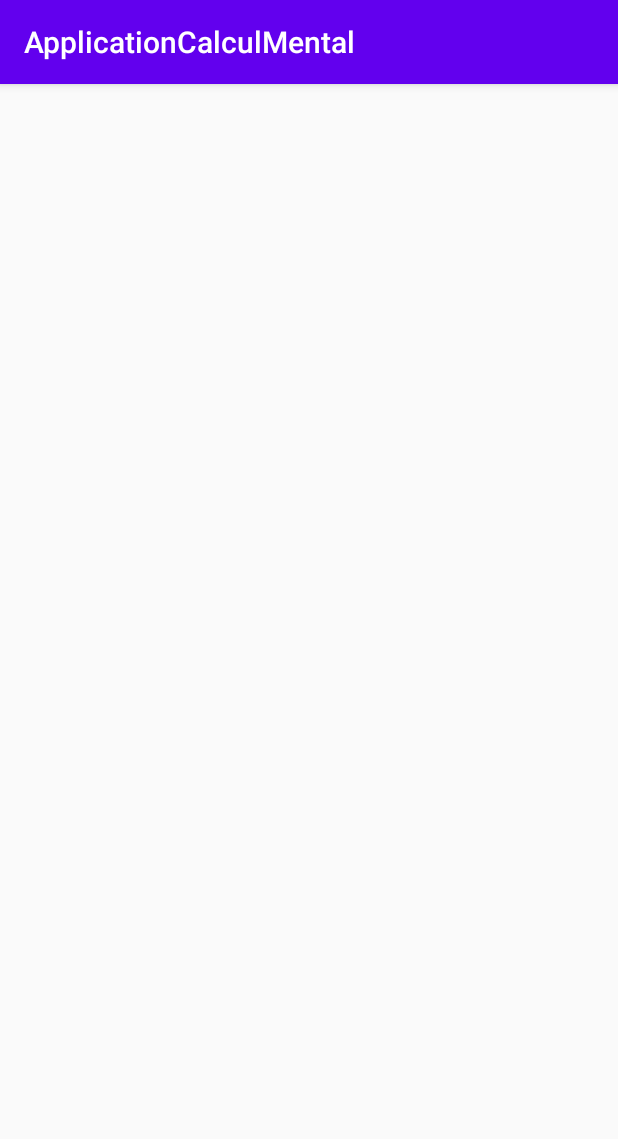
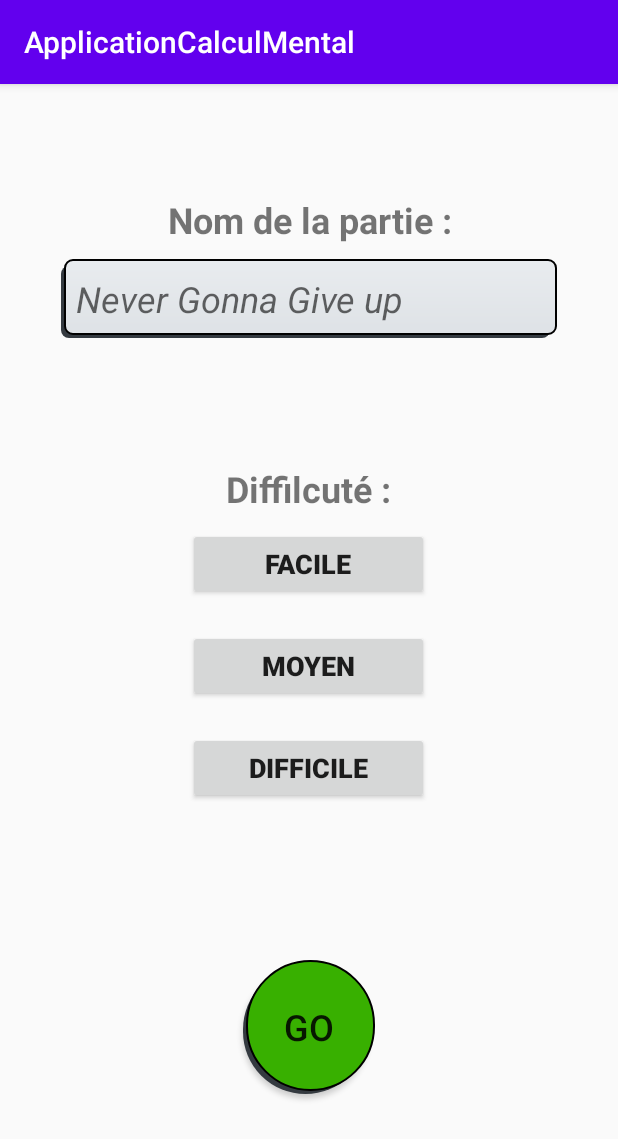
Before and after one commit to ETS-Android2/ProjetAndroidApplication, an Android app: the NewGameActivity screen opened directly, with no data from a screen before it, on a phone screen of 412 x 824 dp. Shown: the top 1139 px of the screen. Run offline under Robolectric (Android 15) with nearby library versions, the phone set to English and light mode, and no system bars.

Commit message:
Page Home et début Page Nouvelle Partie ( sans menu )

```diff
--- /dev/null
+++ b/CodeProjet/app/src/main/res/drawable/launch_game_btn.xml
@@ -0,0 +1,19 @@
+<?xml version="1.0" encoding="utf-8"?>
+<layer-list xmlns:android="http://schemas.android.com/apk/res/android">
+    <item android:right="5dp" android:top="5dp">
+        <shape>
+            <corners android:radius="45dp" />
+            <solid android:color="#343a40" />
+        </shape>
+    </item>
+    <item android:bottom="2dp" android:left="2dp">
+        <shape>
+            <gradient android:angle="270"
+                android:endColor="#38b000" android:startColor="#38b000" />
+            <stroke android:width="1dp" android:color="@color/black" />
+            <corners android:radius="45dp" />
+            <padding android:bottom="10dp" android:left="10dp"
+                android:right="10dp" android:top="10dp" />
+        </shape>
+    </item>
+</layer-list>
--- /dev/null
+++ b/CodeProjet/app/src/main/res/drawable/newgame_edit_text.xml
@@ -0,0 +1,19 @@
+<?xml version="1.0" encoding="utf-8"?>
+<layer-list xmlns:android="http://schemas.android.com/apk/res/android">
+    <item android:right="5dp" android:top="5dp">
+        <shape>
+            <corners android:radius="5dp" />
+            <solid android:color="#343a40" />
+        </shape>
+    </item>
+    <item android:bottom="2dp" android:left="2dp">
+        <shape>
+            <gradient android:angle="270"
+                android:endColor="#dee2e6" android:startColor="#e9ecef" />
+            <stroke android:width="1dp" android:color="@color/black" />
+            <corners android:radius="5dp" />
+            <padding android:bottom="10dp" android:left="10dp"
+                android:right="10dp" android:top="10dp" />
+        </shape>
+    </item>
+</layer-list>
--- a/CodeProjet/app/src/main/res/layout/activity_new_game.xml
+++ b/CodeProjet/app/src/main/res/layout/activity_new_game.xml
@@ -6,4 +6,159 @@
     android:layout_height="match_parent"
     tools:context=".NewGameActivity">
 
+    <LinearLayout
+        android:layout_width="match_parent"
+        android:layout_height="match_parent"
+        android:orientation="vertical">
+
+        <Space
+            android:layout_width="match_parent"
+            android:layout_height="wrap_content"
+            android:layout_weight="2"/>
+
+        <LinearLayout
+            android:layout_width="match_parent"
+            android:layout_height="wrap_content"
+            android:orientation="horizontal">
+
+            <Space
+                android:layout_width="wrap_content"
+                android:layout_height="match_parent"
+                android:layout_weight="1"/>
+
+            <LinearLayout
+                android:layout_width="wrap_content"
+                android:layout_height="match_parent"
+                android:layout_weight="3"
+                android:orientation="vertical">
+
+                <TextView
+                    android:layout_width="match_parent"
+                    android:layout_height="wrap_content"
+                    android:text="Nom de la partie :"
+                    android:textStyle="bold"
+                    android:textSize="24sp"
+                    android:gravity="center"/>
+
+                <EditText
+                    android:layout_width="match_parent"
+                    android:layout_height="wrap_content"
+                    android:hint="Never Gonna Give up"
+                    android:textSize="24sp"
+                    android:textStyle="italic"
+                    android:background="@drawable/newgame_edit_text"
+                    android:layout_margin="10dp"/>
+
+            </LinearLayout>
+
+            <Space
+                android:layout_width="wrap_content"
+                android:layout_height="match_parent"
+                android:layout_weight="1"/>
+
+        </LinearLayout>
+
+        <Space
+            android:layout_width="match_parent"
+            android:layout_height="wrap_content"
+            android:layout_weight="2"/>
+
+        <LinearLayout
+            android:layout_width="match_parent"
+            android:layout_height="wrap_content"
+            android:orientation="horizontal">
+
+            <Space
+                android:layout_width="wrap_content"
+                android:layout_height="match_parent"
+                android:layout_weight="2"/>
+
+            <LinearLayout
+                android:layout_width="wrap_content"
+                android:layout_height="match_parent"
+                android:layout_weight="1"
+                android:orientation="vertical">
+
+                <TextView
+                    android:layout_width="match_parent"
+                    android:layout_height="wrap_content"
+                    android:text="Diffilcuté :"
+                    android:textStyle="bold"
+                    android:textSize="24sp"
+                    android:gravity="center"/>
+
+                <Button
+                    android:layout_width="match_parent"
+                    android:layout_height="wrap_content"
+                    android:layout_weight="1"
+                    android:layout_margin="10dp"
+                    android:text="Facile"
+                    android:textStyle="bold"
+                    android:textSize="18sp"/>
+
+                <Button
+                    android:layout_width="match_parent"
+                    android:layout_height="wrap_content"
+                    android:layout_weight="1"
+                    android:layout_margin="10dp"
+                    android:text="Moyen"
+                    android:textStyle="bold"
+                    android:textSize="18sp"/>
+
+                <Button
+                    android:layout_width="match_parent"
+                    android:layout_height="wrap_content"
+                    android:layout_weight="1"
+                    android:layout_margin="10dp"
+                    android:text="Difficile"
+                    android:textStyle="bold"
+                    android:textSize="18sp"/>
+
+            </LinearLayout>
+
+            <Space
+                android:layout_width="wrap_content"
+                android:layout_height="match_parent"
+                android:layout_weight="2"/>
+
+        </LinearLayout>
+
+        <Space
+            android:layout_width="match_parent"
+            android:layout_height="wrap_content"
+            android:layout_weight="2"/>
+
+        <LinearLayout
+            android:layout_width="match_parent"
+            android:layout_height="wrap_content"
+            android:layout_weight="1"
+            android:orientation="horizontal">
+
+            <Space
+                android:layout_width="wrap_content"
+                android:layout_height="match_parent"
+                android:layout_weight="1"/>
+
+            <Button
+                android:layout_width="wrap_content"
+                android:layout_height="match_parent"
+                android:text="GO"
+                android:textSize="24sp"
+                android:layout_margin="20dp"
+                android:background="@drawable/launch_game_btn"/>
+
+            <Space
+                android:layout_width="wrap_content"
+                android:layout_height="match_parent"
+                android:layout_weight="1"/>
+
+        </LinearLayout>
+
+        <Space
+            android:layout_width="match_parent"
+            android:layout_height="wrap_content"
+            android:layout_weight="2"/>
+
+    </LinearLayout>
+
 </android.support.constraint.ConstraintLayout>
```
